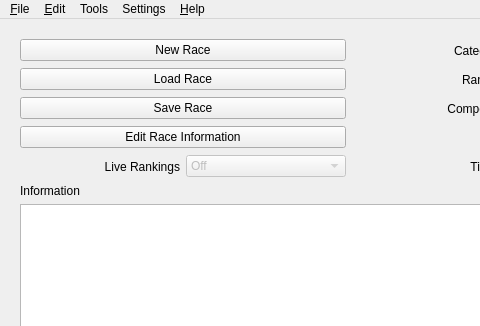
Before: the Qt Designer form chronorace.ui in flinco/LBChronoRace, drawn with Qt 5; both pictures show x 0 to 480 and y 0 to 326 of the 1024 by 768 pixel window.
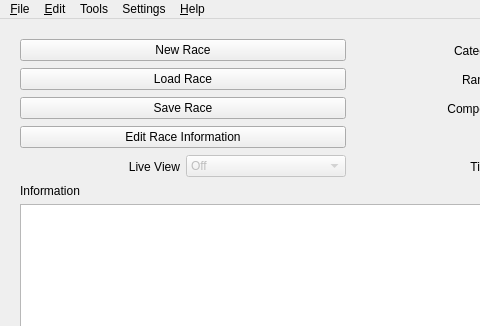
After: the same form once the commit is applied. Icons and pictures are not drawn.

Commit message: User can use custom colors on Live View

Diff of the .ui file:
```diff
--- a/chronorace.ui
+++ b/chronorace.ui
@@ -265,7 +265,7 @@
          <string>Select a screen for the Live Rankings</string>
         </property>
         <property name="text">
-         <string>Live Rankings</string>
+         <string>Live View</string>
         </property>
         <property name="alignment">
          <set>Qt::AlignmentFlag::AlignRight|Qt::AlignmentFlag::AlignTrailing|Qt::AlignmentFlag::AlignVCenter</set>
```
Left out of the diff: 30 changed lines with no effect on the pictures. The commit also changes 14 other files.
